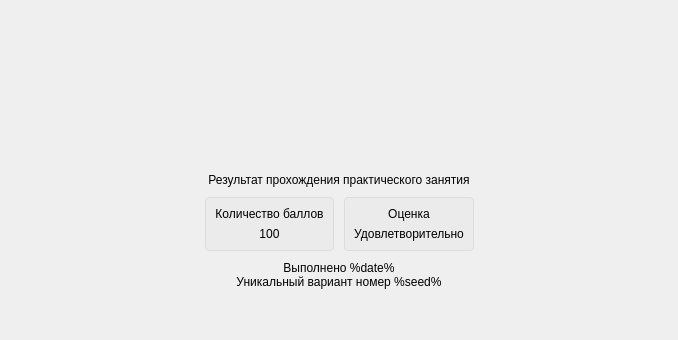
Before: the Qt Designer form screen/screensummary.ui in bukhmastov/kpsp, drawn with Qt 5; both pictures show x 0 to 678 and y 0 to 340 of the 678 by 486 pixel window.
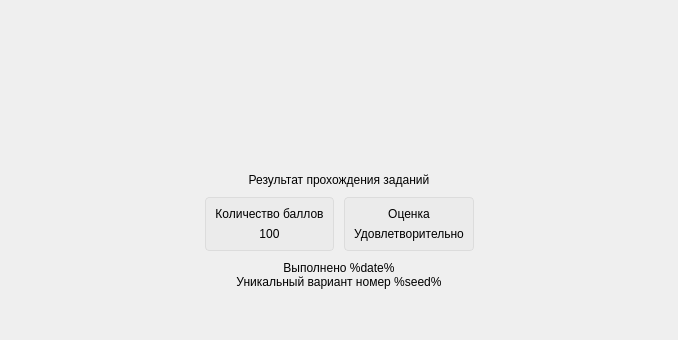
After: the same form once the commit is applied.

The edit to the form file:
```diff
--- a/screen/screensummary.ui
+++ b/screen/screensummary.ui
@@ -316,7 +316,7 @@
         <string notr="true">font: 75 16pt &quot;MS Shell Dlg 2&quot;;</string>
        </property>
        <property name="text">
-        <string>Результат прохождения практического занятия</string>
+        <string>Результат прохождения заданий</string>
        </property>
        <property name="alignment">
         <set>Qt::AlignCenter</set>
```
